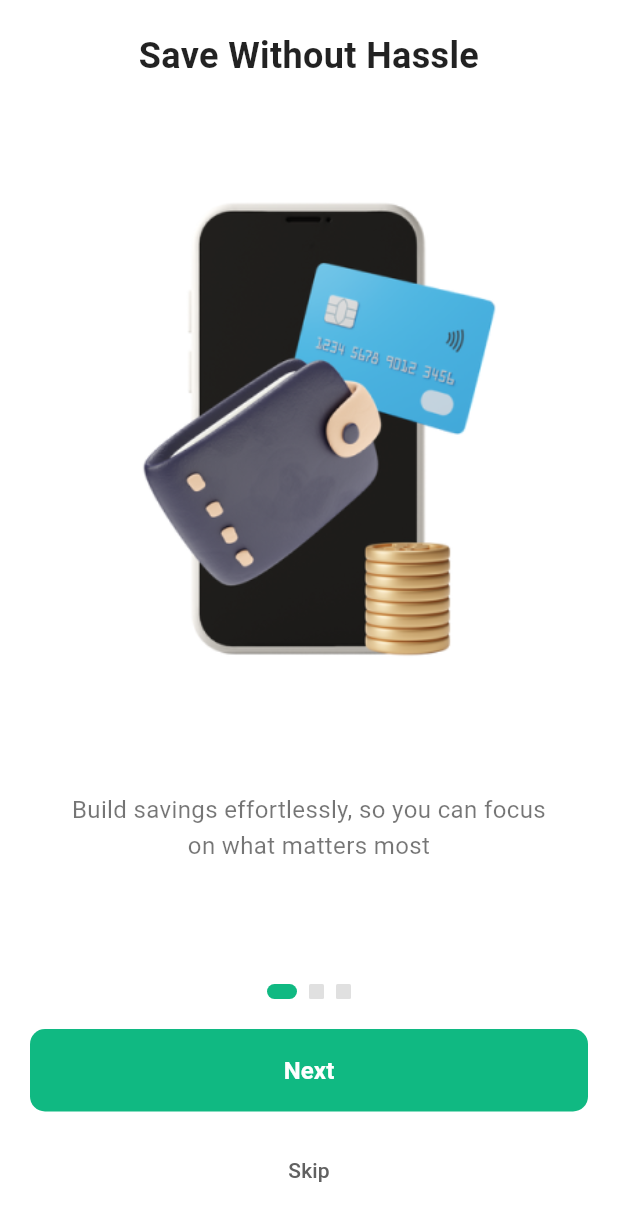
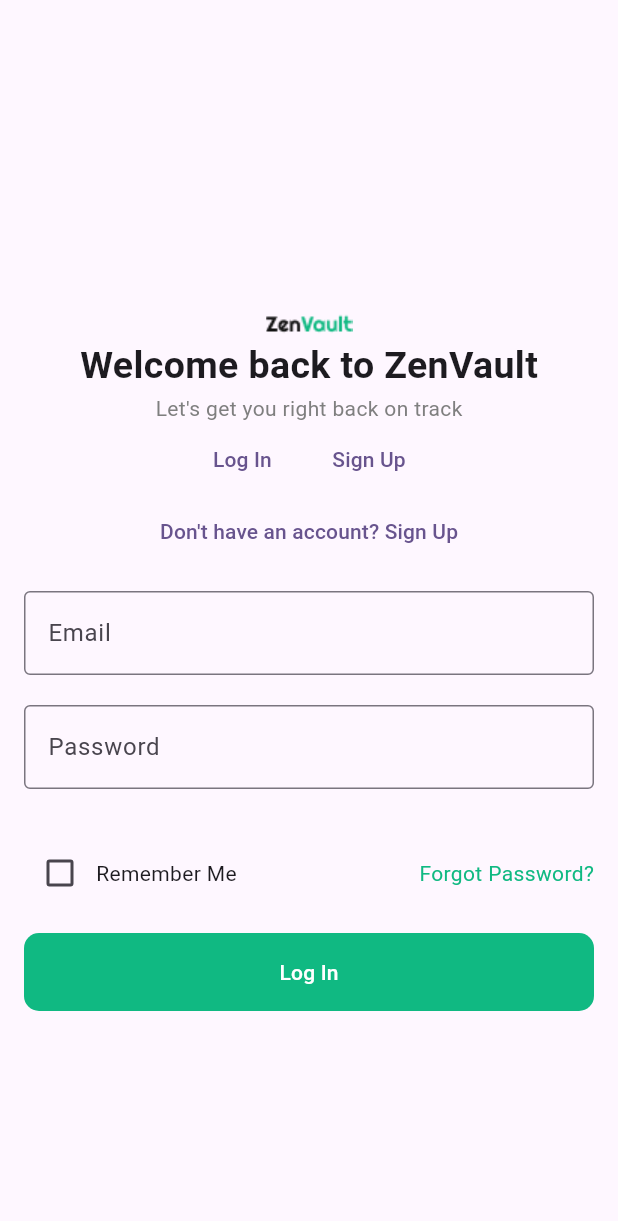
Before and after one commit to whotterre/zenvault, a Flutter app: the screen it shows after launch, on a phone screen of 412 x 824 dp. Shown: the top 1221 px of the screen. Run offline on Flutter 3.47's test engine with Material 3 defaults, Android fonts, the phone set to English and light mode, and no system bars; Roboto replaces fonts that are missing (PlusJakartaSans).

Commit message:
Add authentication screen and login widget with logo

```diff
--- /dev/null
+++ b/lib/features/auth/screens/authscreen.dart
@@ -0,0 +1,57 @@
+import 'package:flutter/material.dart';
+import 'login.dart';
+import 'signup.dart';
+import 'signup.dart';
+
+class AuthScreen extends StatefulWidget {
+  const AuthScreen({super.key});
+
+  @override
+  _AuthScreenState createState() => _AuthScreenState();
+}
+
+class _AuthScreenState extends State<AuthScreen> {
+  bool _isLoginView = true;
+  bool _rememberUser = false;
+  @override
+  Widget build(BuildContext context) {
+    return Scaffold(
+      appBar: AppBar(),
+      body: _isLoginView
+          ? LoginWidget(
+              rememberUser: _rememberUser,
+              onRememberChanged: (value) {
+                setState(() {
+                  _rememberUser = value ?? false;
+                });
+              },
+              onSwitchToSignUp: () {
+                setState(() {
+                  _isLoginView = false;
+                });
+              },
+            )
+          : Column(
+              children: [
+                Expanded(
+                  child: MultiStageSignUpForm(
+                    onSwitchToLogin: () {
+                      setState(() {
+                        _isLoginView = false;
+                      });
+                    },
+                  ),
+                ),
+                TextButton(
+                  onPressed: () {
+                    setState(() {
+                      _isLoginView = true;
+                    });
+                  },
+                  child: Text('Already have an account? Log In'),
+                ),
+              ],
+            ),
+    );
+  }
+}
--- /dev/null
+++ b/lib/features/auth/screens/login.dart
@@ -0,0 +1,108 @@
+import 'package:flutter/material.dart';
+
+class LoginWidget extends StatelessWidget {
+  final bool rememberUser;
+  final ValueChanged<bool?> onRememberChanged;
+  final VoidCallback onSwitchToSignUp;
+  const LoginWidget({
+    super.key,
+    required this.rememberUser,
+    required this.onRememberChanged,
+    required this.onSwitchToSignUp,
+  });
+
+  @override
+  Widget build(BuildContext context) {
+    return Center(
+      child: Column(
+        mainAxisAlignment: MainAxisAlignment.center,
+        children: [
+          Image.asset('assets/images/auth/logo.png'),
+          Text(
+            'Welcome back to ZenVault',
+            style: TextStyle(fontSize: 25.0, fontWeight: FontWeight.bold),
+          ),
+          Text(
+            "Let's get you right back on track",
+            style: TextStyle(color: Color(0xFF7F7F7F)),
+          ),
+          Center(
+            child: Row(
+              mainAxisSize: MainAxisSize.min,
+              crossAxisAlignment: CrossAxisAlignment.center,
+              children: [
+                TextButton(onPressed: () {}, child: const Text("Log In")),
+                const SizedBox(width: 16),
+                TextButton(
+                  onPressed: onSwitchToSignUp,
+                  child: const Text("Sign Up"),
+                ),
+              ],
+            ),
+          ),
+          TextButton(
+            onPressed: onSwitchToSignUp,
+            child: Text("Don't have an account? Sign Up"),
+          ),
+          Padding(
+            padding: const EdgeInsets.all(16.0),
+            child: Column(
+              mainAxisAlignment: MainAxisAlignment.center,
+              children: <Widget>[
+                TextFormField(
+                  decoration: InputDecoration(
+                    labelText: 'Email',
+                    border: OutlineInputBorder(),
+                  ),
+                ),
+                SizedBox(height: 20),
+                TextFormField(
+                  obscureText: true,
+                  decoration: InputDecoration(
+                    labelText: 'Password',
+                    border: OutlineInputBorder(),
+                  ),
+                ),
+              ],
+            ),
+          ),
+          Padding(
+            padding: const EdgeInsets.all(16.0),
+            child: Row(
+              mainAxisAlignment: MainAxisAlignment.spaceBetween,
+              children: [
+                Row(
+                  children: [
+                    Checkbox(value: rememberUser, onChanged: onRememberChanged),
+                    Text("Remember Me"),
+                  ],
+                ),
+                Text(
+                  "Forgot Password?",
+                  style: TextStyle(color: Color(0xFF10b982)),
+                ),
+              ],
+            ),
+          ),
+          Container(
+            width: double.infinity,
+            padding: const EdgeInsets.symmetric(horizontal: 16.0),
+            child: TextButton(
+              style: TextButton.styleFrom(
+                backgroundColor: const Color(0xFF10b982),
+                shape: RoundedRectangleBorder(
+                  borderRadius: BorderRadius.circular(10.0),
+                ),
+                padding: const EdgeInsets.symmetric(vertical: 16.0),
+              ),
+              onPressed: () {
+                // Go to next page
+              },
+              child: Text("Log In", style: TextStyle(color: Colors.white)),
+            ),
+          ),
+        ],
+      ),
+    );
+  }
+}
--- a/lib/main.dart
+++ b/lib/main.dart
@@ -1,5 +1,6 @@
 import 'package:flutter/material.dart';
-import 'package:zenvault/features/onboarding/screens/onboarding_screen.dart';
+import 'package:zenvault/features/auth/screens/authscreen.dart';
+// import 'package:zenvault/features/onboarding/screens/onboarding_screen.dart';
 
 void main() {
   runApp(const MyApp());
@@ -16,8 +17,10 @@ class MyApp extends StatelessWidget {
       title: 'Flutter Demo',
       theme: ThemeData(
         colorScheme: ColorScheme.fromSeed(seedColor: Colors.deepPurple),
+        fontFamily: 'PlusJakartaSans'
       ),
-      home: OnboardingScreen(),
+      // home: OnboardingScreen(),
+      home: AuthScreen(),
     );
   }
 }
--- a/pubspec.yaml
+++ b/pubspec.yaml
@@ -34,6 +34,9 @@ dependencies:
   # The following adds the Cupertino Icons font to your application.
   # Use with the CupertinoIcons class for iOS style icons.
   cupertino_icons: ^1.0.8
+  google_fonts: 2.1.1
+  im_stepper: ^0.1.3
+
 
 dev_dependencies:
   flutter_test:
@@ -55,7 +58,8 @@ flutter:
   assets:
      - assets/images/
      - assets/images/onboarding/
-     - assets/fonts/
+     - assets/images/auth/
+     - assets/fonts/PlusJakartaSans.ttf
 
   # An image asset can refer to one or more resolution-specific "variants", see
   # https://flutter.dev/to/resolution-aware-images
```
Also changed, not shown: assets/images/auth/logo.png (added).
